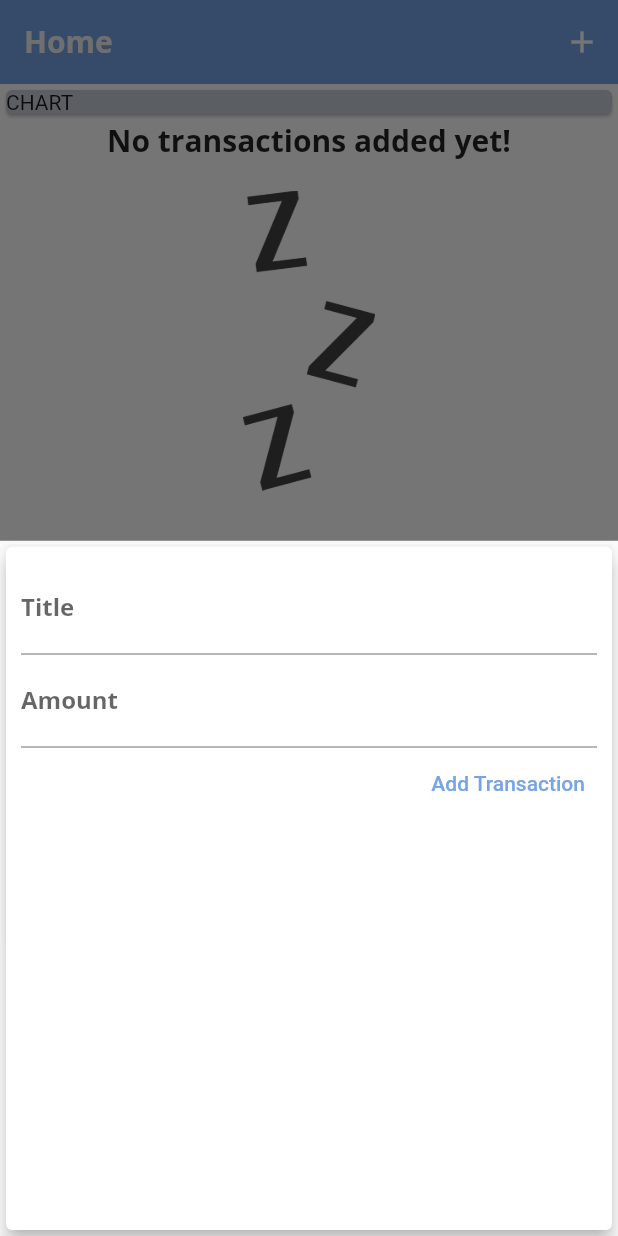
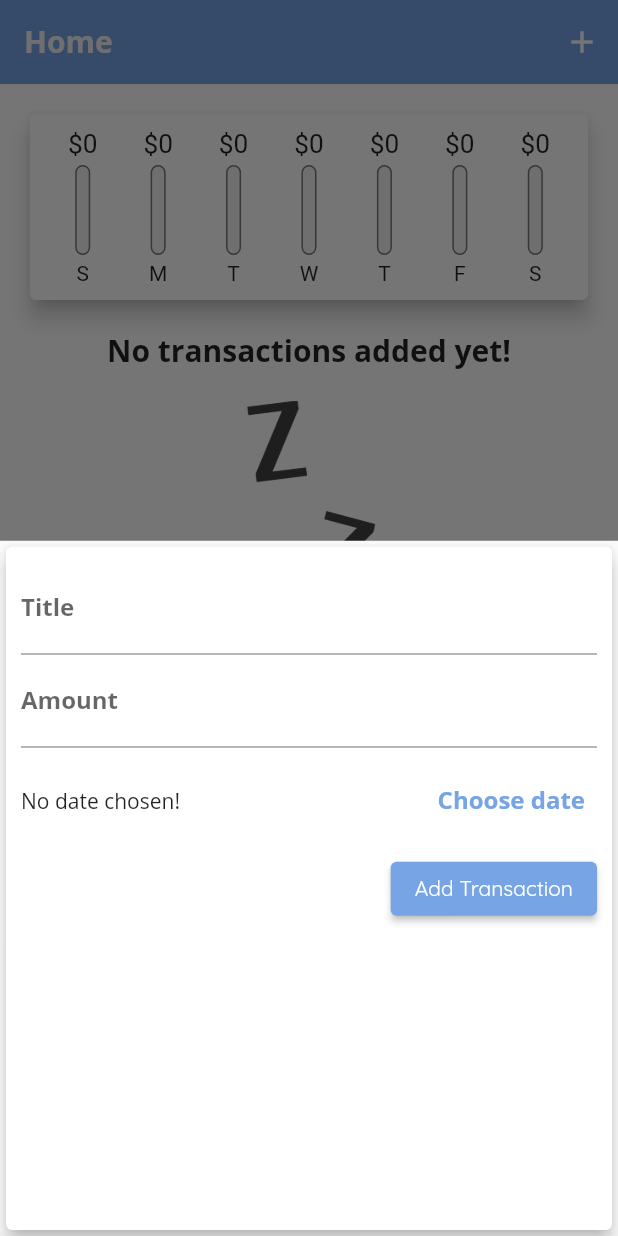
Before and after one commit to zawmorntwan/personal_expenses, a Flutter app: the screen it shows after launch, after a tap on the "add" icon, on a phone screen of 412 x 824 dp. Run offline on Flutter 3.47's test engine with Material 2 defaults, Android fonts, the phone set to English and light mode, and no system bars.

Commit message:
update date picker

```diff
--- a/lib/constants.dart
+++ b/lib/constants.dart
@@ -6,4 +6,4 @@ const Color accentColor = Color(0xffF2F2F4);
 const Color warnningColor = Color(0xffECBAD0);
 const Color highLightColor = Color(0xffF2E2B8);
 
-const String currency = 'MMK';
+const String currency = '\$';
--- a/lib/main.dart
+++ b/lib/main.dart
@@ -1,6 +1,7 @@
 import 'package:flutter/material.dart';
 import 'package:flutter_complete_guide/constants.dart';
 import 'package:flutter_complete_guide/theme.dart';
+import 'package:flutter_complete_guide/widgets/chart.dart';
 import 'package:flutter_complete_guide/widgets/new_transaction.dart';
 
 import 'models/transaction.dart';
@@ -44,6 +45,16 @@ class _HomePageState extends State<HomePage> {
     // )
   ];
 
+  List<Transcation> get _recentTransactions {
+    return _userTransactions.where((tx) {
+      return tx.date.isAfter(
+        DateTime.now().subtract(
+          Duration(days: 7),
+        ),
+      );
+    }).toList();
+  }
+
   void _addNewTransaction(String txTitle, double txAmount) {
     final newTx = Transcation(
       id: DateTime.now().toString(),
@@ -84,13 +95,7 @@ class _HomePageState extends State<HomePage> {
       body: SingleChildScrollView(
         child: Column(
           children: [
-            Container(
-              width: double.infinity,
-              child: Card(
-                color: secondaryColor,
-                child: Text('CHART'),
-              ),
-            ),
+            Chart(_recentTransactions),
             TransactionList(_userTransactions),
           ],
         ),
--- a/lib/theme.dart
+++ b/lib/theme.dart
@@ -3,6 +3,7 @@ import 'package:flutter_complete_guide/constants.dart';
 
 ThemeData getThemeData() {
   return ThemeData(
+    // primaryColor: primaryColor,
     // Font
     fontFamily: 'Quicksand',
 
@@ -40,6 +41,9 @@ ThemeData getThemeData() {
     elevatedButtonTheme: ElevatedButtonThemeData(
       style: ButtonStyle(
         backgroundColor: MaterialStateProperty.all(primaryColor),
+        textStyle: MaterialStateProperty.all(
+          TextStyle(fontFamily: 'Quicksand'),
+        ),
       ),
     ),
 
@@ -47,6 +51,13 @@ ThemeData getThemeData() {
     textButtonTheme: TextButtonThemeData(
       style: ButtonStyle(
         foregroundColor: MaterialStateProperty.all(primaryColor),
+        textStyle: MaterialStateProperty.all(
+          TextStyle(
+            fontFamily: 'OpenSans',
+            fontWeight: FontWeight.bold,
+            fontSize: 16
+          ),
+        ),
       ),
     ),
 
--- a/lib/widgets/chart.dart
+++ b/lib/widgets/chart.dart
@@ -0,0 +1,69 @@
+import 'package:flutter/material.dart';
+import 'package:flutter_complete_guide/widgets/chart_bar.dart';
+import 'package:intl/intl.dart';
+import '../models/transaction.dart';
+
+class Chart extends StatelessWidget {
+  final List<Transcation> recentTransactions;
+
+  Chart(this.recentTransactions);
+
+  List<Map<String, Object>> get groupedTransactionValues {
+    return List.generate(
+      7,
+      (index) {
+        final weekDay = DateTime.now().subtract(
+          Duration(days: index),
+        );
+
+        var totalSum = 0.0;
+
+        for (var i = 0; i < recentTransactions.length; i++) {
+          if (recentTransactions[i].date.day == weekDay.day &&
+              recentTransactions[i].date.month == weekDay.month &&
+              recentTransactions[i].date.year == weekDay.year) {
+            totalSum += recentTransactions[i].amount;
+          }
+        }
+
+        return {
+          'day': DateFormat.E().format(weekDay).substring(0, 1),
+          'amount': totalSum,
+        };
+      },
+    ).reversed.toList();
+  }
+
+  double get totalSpending {
+    return groupedTransactionValues.fold(0.0, (previousValue, element) {
+      return previousValue + (element['amount'] as double);
+    });
+  }
+
+  @override
+  Widget build(BuildContext context) {
+    print(groupedTransactionValues.toString());
+    return Card(
+      elevation: 6,
+      margin: EdgeInsets.all(20),
+      child: Padding(
+        padding: EdgeInsets.all(10),
+        child: Row(
+          mainAxisAlignment: MainAxisAlignment.spaceAround,
+          children: groupedTransactionValues.map((data) {
+            return Flexible(
+              fit: FlexFit.tight,
+              child: ChartBar(
+                label: '${data['day']}',
+                spendingAmount: double.parse('${data['amount']}'),
+                spendingPercentageOfTotal: totalSpending == 0.0
+                    ? 0.0
+                    : (data['amount'] as double) / totalSpending,
+              ),
+            );
+          }).toList(),
+        ),
+      ),
+    );
+  }
+}
--- /dev/null
+++ b/lib/widgets/chart_bar.dart
@@ -0,0 +1,62 @@
+import 'package:flutter/material.dart';
+import 'package:flutter_complete_guide/constants.dart';
+
+class ChartBar extends StatelessWidget {
+  final String label;
+  final double spendingAmount;
+  final double spendingPercentageOfTotal;
+  const ChartBar({
+    Key? key,
+    required this.label,
+    required this.spendingAmount,
+    required this.spendingPercentageOfTotal,
+  }) : super(key: key);
+
+  @override
+  Widget build(BuildContext context) {
+    return Column(
+      children: [
+        Container(
+          height: 20,
+          child: FittedBox(
+              child: Text('$currency${spendingAmount.toStringAsFixed(0)}')),
+        ),
+        SizedBox(
+          height: 4,
+        ),
+        Container(
+          height: 60,
+          width: 10,
+          child: Stack(
+            children: [
+              Container(
+                decoration: BoxDecoration(
+                  border: Border.all(
+                    color: Colors.black.withOpacity(0.5),
+                    width: 1,
+                  ),
+                  // color: Color.fromRGBO(220, 220, 220, 1),
+                  color: accentColor,
+                  borderRadius: BorderRadius.circular(20),
+                ),
+              ),
+              FractionallySizedBox(
+                heightFactor: spendingPercentageOfTotal,
+                child: Container(
+                  decoration: BoxDecoration(
+                    color: primaryColor,
+                    borderRadius: BorderRadius.circular(20),
+                  ),
+                ),
+              )
+            ],
+          ),
+        ),
+        SizedBox(
+          height: 4,
+        ),
+        Text(label)
+      ],
+    );
+  }
+}
--- a/lib/widgets/new_transaction.dart
+++ b/lib/widgets/new_transaction.dart
@@ -1,4 +1,5 @@
 import 'package:flutter/material.dart';
+import 'package:intl/intl.dart';
 
 class NewTranscation extends StatefulWidget {
   final Function addTx;
@@ -9,13 +10,13 @@ class NewTranscation extends StatefulWidget {
 }
 
 class _NewTranscationState extends State<NewTranscation> {
-  final titleController = TextEditingController();
+  final _titleController = TextEditingController();
+  final _amountController = TextEditingController();
+  DateTime? _selectedDate;
 
-  final amountController = TextEditingController();
-
-  void submitData() {
-    final enteredTitle = titleController.text;
-    final enteredAmount = double.parse(amountController.text);
+  void _submitData() {
+    final enteredTitle = _titleController.text;
+    final enteredAmount = double.parse(_amountController.text);
 
     if (enteredTitle.isEmpty || enteredAmount <= 0) {
       return;
@@ -29,6 +30,23 @@ class _NewTranscationState extends State<NewTranscation> {
     Navigator.of(context).pop();
   }
 
+  void _presentDatePicker() {
+    showDatePicker(
+      context: context,
+      initialDate: DateTime.now(),
+      firstDate: DateTime(2019),
+      lastDate: DateTime.now(),
+    ).then((pickedDate) {
+      if (pickedDate == null) {
+        return;
+      }
+
+      setState(() {
+        _selectedDate = pickedDate;
+      });
+    });
+  }
+
   @override
   Widget build(BuildContext context) {
     return Card(
@@ -39,24 +57,42 @@ class _NewTranscationState extends State<NewTranscation> {
           crossAxisAlignment: CrossAxisAlignment.end,
           children: [
             TextField(
-              controller: titleController,
+              controller: _titleController,
               decoration: InputDecoration(labelText: 'Title'),
-              onSubmitted: (_) => submitData(),
+              onSubmitted: (_) => _submitData(),
               // onChanged: (val) {
               //   titleInput = val;
               // },
             ),
             TextField(
-              controller: amountController,
+              controller: _amountController,
               keyboardType: TextInputType.number,
               decoration: InputDecoration(labelText: 'Amount'),
-              onSubmitted: (_) => submitData(),
+              onSubmitted: (_) => _submitData(),
               // onChanged: (val) {
               //   amountInput = val;
               // },
             ),
-            TextButton(
-              onPressed: submitData,
+            Container(
+              height: 70,
+              child: Row(
+                mainAxisAlignment: MainAxisAlignment.spaceBetween,
+                children: [
+                  Text(
+                    _selectedDate == null
+                        ? 'No date chosen!'
+                        : 'Picked date : ${DateFormat.yMMMMd().format(_selectedDate!)}',
+                    style: TextStyle(fontFamily: 'OpenSans'),
+                  ),
+                  TextButton(
+                    onPressed: _presentDatePicker,
+                    child: Text('Choose date'),
+                  )
+                ],
+              ),
+            ),
+            ElevatedButton(
+              onPressed: _submitData,
               child: Text('Add Transaction'),
             ),
           ],
```
Also changed, not shown: lib/widgets/transaction_list.dart (+19 -34 lines).
